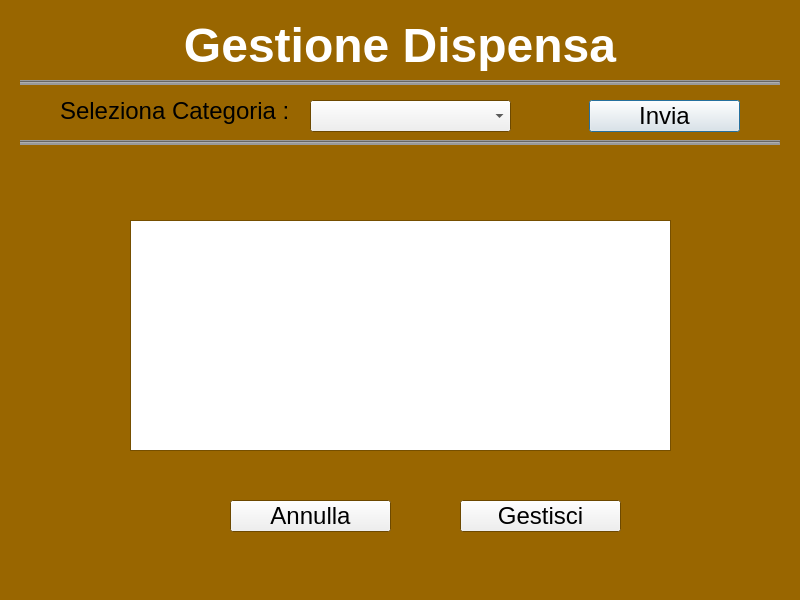
First picture: the form in Source/gestione.ui, repository LoboBlanco761/Dispensa, before the edit.
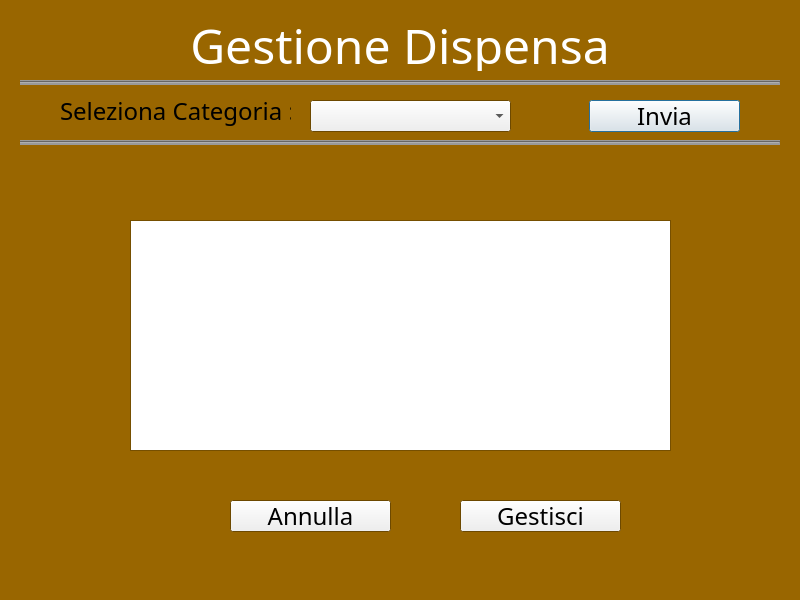
Second picture: the form after the edit.

```diff
--- a/Source/gestione.ui
+++ b/Source/gestione.ui
@@ -58,7 +58,7 @@
   </property>
   <property name="font">
    <font>
-    <family>Lucida Grande</family>
+    <family>Noto Sans</family>
     <pointsize>18</pointsize>
    </font>
   </property>
@@ -140,9 +140,9 @@
    </property>
    <property name="font">
     <font>
-     <family>Lucida Grande</family>
+     <family>Noto Sans</family>
      <pointsize>36</pointsize>
-     <bold>true</bold>
+     <bold>false</bold>
     </font>
    </property>
    <property name="text">
```
